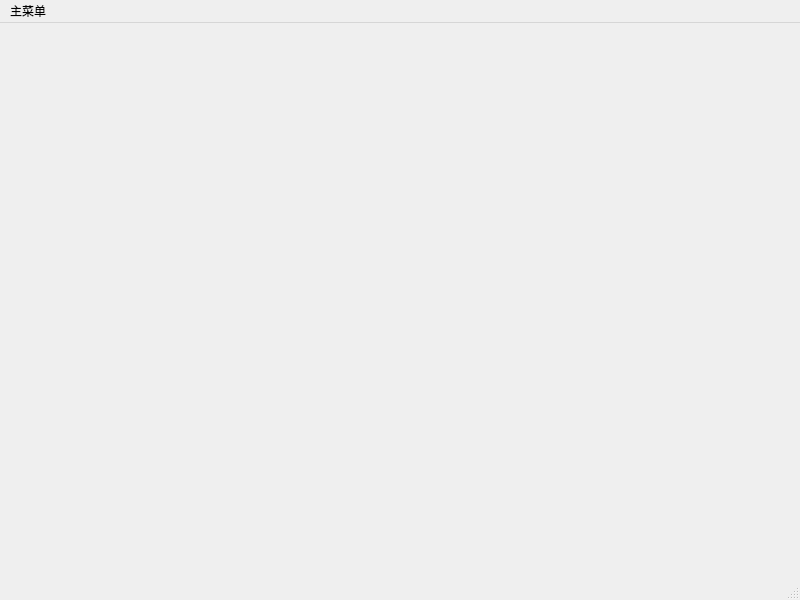
Endalaus7/WriteTool, file code/MApp/form/mainwindow.ui: the form before one commit.
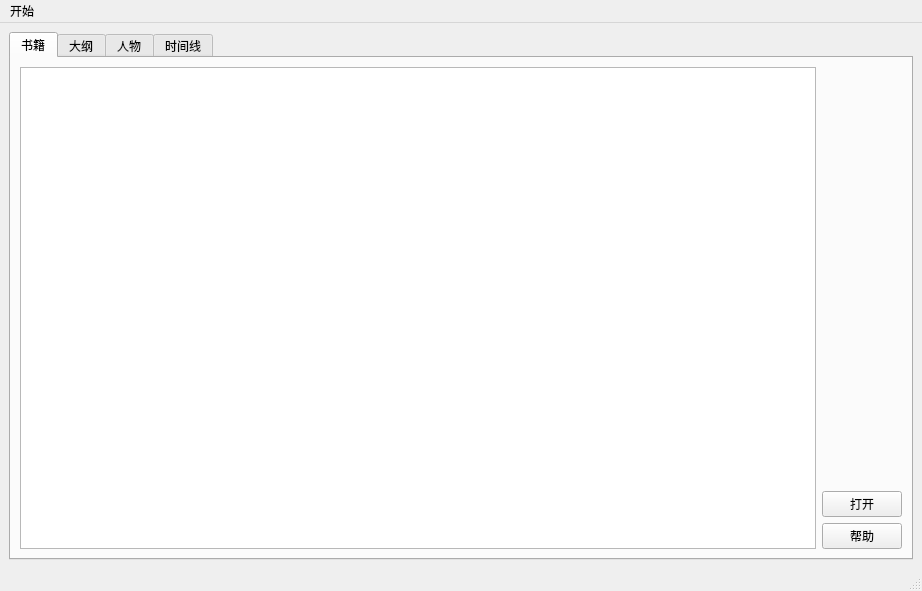
The form after the commit. Custom widgets are drawn as their Qt base class.

Diff of the .ui file:
```diff
--- a/code/MApp/form/mainwindow.ui
+++ b/code/MApp/form/mainwindow.ui
@@ -6,33 +6,180 @@
    <rect>
     <x>0</x>
     <y>0</y>
-    <width>800</width>
-    <height>600</height>
+    <width>922</width>
+    <height>591</height>
    </rect>
   </property>
   <property name="windowTitle">
    <string>MainWindow</string>
   </property>
-  <widget class="QWidget" name="centralwidget"/>
+  <widget class="QWidget" name="centralwidget">
+   <layout class="QHBoxLayout" name="horizontalLayout">
+    <item>
+     <widget class="MTabWidget" name="tabWidget">
+      <property name="tabShape">
+       <enum>QTabWidget::TabShape::Rounded</enum>
+      </property>
+      <property name="currentIndex">
+       <number>0</number>
+      </property>
+      <property name="usesScrollButtons">
+       <bool>true</bool>
+      </property>
+      <property name="documentMode">
+       <bool>false</bool>
+      </property>
+      <property name="tabsClosable">
+       <bool>false</bool>
+      </property>
+      <property name="movable">
+       <bool>false</bool>
+      </property>
+      <property name="tabBarAutoHide">
+       <bool>false</bool>
+      </property>
+      <widget class="QWidget" name="tab_book">
+       <attribute name="title">
+        <string>书籍</string>
+       </attribute>
+       <layout class="QHBoxLayout" name="horizontalLayout_2">
+        <item>
+         <widget class="QTableView" name="booksView"/>
+        </item>
+        <item>
+         <layout class="QVBoxLayout" name="verticalLayout">
+          <item>
+           <spacer name="verticalSpacer">
+            <property name="orientation">
+             <enum>Qt::Orientation::Vertical</enum>
+            </property>
+            <property name="sizeHint" stdset="0">
+             <size>
+              <width>20</width>
+              <height>40</height>
+             </size>
+            </property>
+           </spacer>
+          </item>
+          <item>
+           <widget class="QPushButton" name="btn_book_Open">
+            <property name="text">
+             <string>打开</string>
+            </property>
+           </widget>
+          </item>
+          <item>
+           <widget class="QPushButton" name="btn_book_Help">
+            <property name="text">
+             <string>帮助</string>
+            </property>
+           </widget>
+          </item>
+         </layout>
+        </item>
+       </layout>
+      </widget>
+      <widget class="QWidget" name="tab_synopsis">
+       <attribute name="title">
+        <string>大纲</string>
+       </attribute>
+       <widget class="QLabel" name="label_3">
+        <property name="geometry">
+         <rect>
+          <x>380</x>
+          <y>190</y>
+          <width>181</width>
+          <height>61</height>
+         </rect>
+        </property>
+        <property name="text">
+         <string>锐意开发中！！！</string>
+        </property>
+        <property name="alignment">
+         <set>Qt::AlignmentFlag::AlignCenter</set>
+        </property>
+       </widget>
+      </widget>
+      <widget class="QWidget" name="tab_charcter">
+       <attribute name="title">
+        <string>人物</string>
+       </attribute>
+       <widget class="QLabel" name="label_2">
+        <property name="geometry">
+         <rect>
+          <x>380</x>
+          <y>190</y>
+          <width>181</width>
+          <height>61</height>
+         </rect>
+        </property>
+        <property name="text">
+         <string>锐意开发中！！！</string>
+        </property>
+        <property name="alignment">
+         <set>Qt::AlignmentFlag::AlignCenter</set>
+        </property>
+       </widget>
+      </widget>
+      <widget class="QWidget" name="tab_timeline">
+       <attribute name="title">
+        <string>时间线</string>
+       </attribute>
+       <widget class="QLabel" name="label">
+        <property name="geometry">
+         <rect>
+          <x>380</x>
+          <y>190</y>
+          <width>181</width>
+          <height>61</height>
+         </rect>
+        </property>
+        <property name="text">
+         <string>锐意开发中！！！</string>
+        </property>
+        <property name="alignment">
+         <set>Qt::AlignmentFlag::AlignCenter</set>
+        </property>
+       </widget>
+      </widget>
+     </widget>
+    </item>
+   </layout>
+  </widget>
   <widget class="QMenuBar" name="menubar">
    <property name="geometry">
     <rect>
      <x>0</x>
      <y>0</y>
-     <width>800</width>
+     <width>922</width>
      <height>37</height>
     </rect>
    </property>
    <widget class="QMenu" name="menu">
+    <property name="enabled">
+     <bool>true</bool>
+    </property>
     <property name="title">
-     <string>主菜单</string>
+     <string>开始</string>
     </property>
     <addaction name="separator"/>
    </widget>
    <addaction name="menu"/>
   </widget>
-  <widget class="QStatusBar" name="statusbar"/>
+  <widget class="QStatusBar" name="statusbar">
+   <property name="enabled">
+    <bool>true</bool>
+   </property>
+  </widget>
  </widget>
+ <customwidgets>
+  <customwidget>
+   <class>MTabWidget</class>
+   <extends>QTabWidget</extends>
+   <header location="global">MTabWidget.h</header>
+   <container>1</container>
+  </customwidget>
+ </customwidgets>
  <resources/>
  <connections/>
 </ui>
```
Left out of the diff: 2 changed lines with no effect on the pictures.
